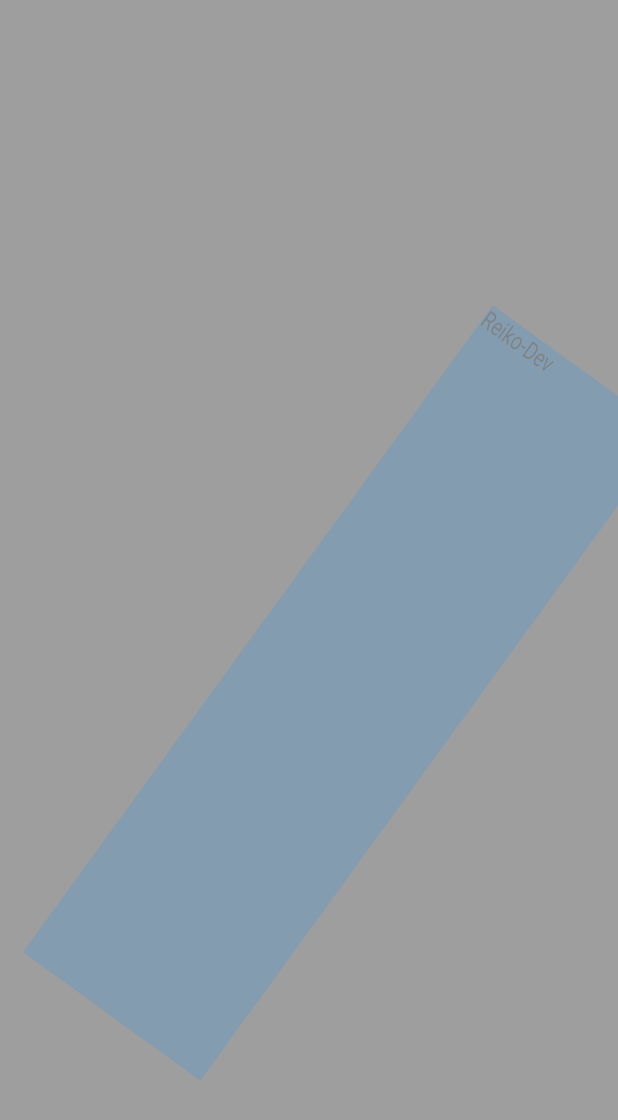
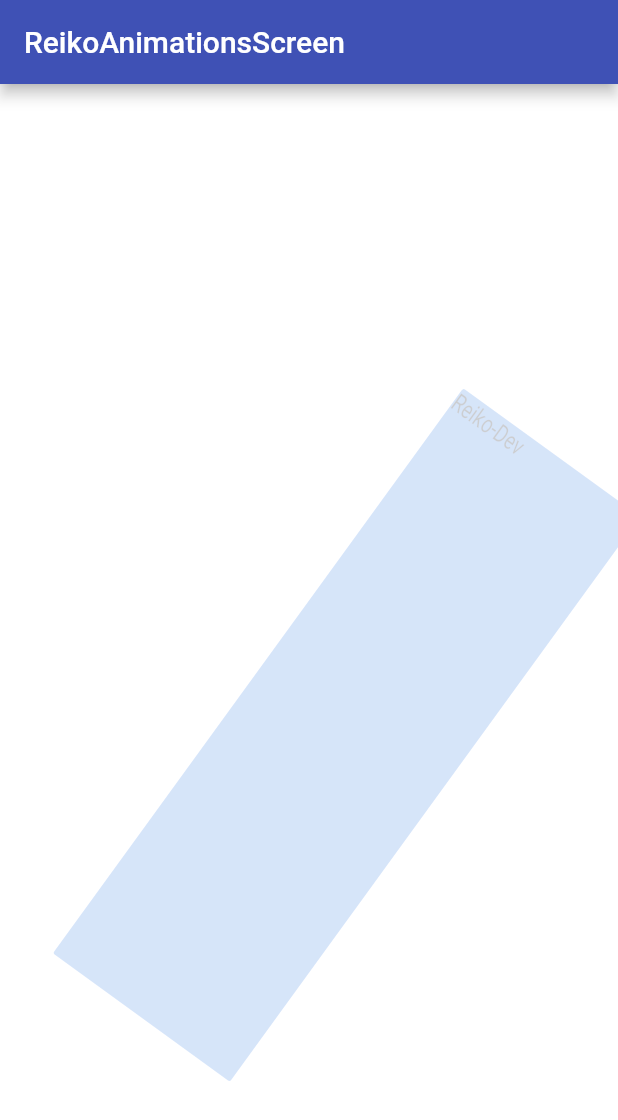
Before and after one commit to Reiko-Developer/stackui, a Flutter app: the screen it shows after launch, on a phone screen of 412 x 824 dp. Shown: the top 1120 px of the screen. Run offline on Flutter 3.47's test engine with Material 2 defaults, Android fonts, the phone set to English and light mode, and no system bars.

Commit message:
Working good
Constructed 3D buttons switching their states.
When one of them is pressed the animation of the others is reversed.
Working good.
Refactoring now, to make a Memory game!

```diff
--- a/lib/screens/reiko_animations_screen.dart
+++ b/lib/screens/reiko_animations_screen.dart
@@ -12,11 +12,14 @@ class ReikoAnimationsScreen extends StatelessWidget {
   Widget build(BuildContext context) {
     print('ReikoAnimationsScreen');
     return Scaffold(
+      appBar: AppBar(
+        title: Text('ReikoAnimationsScreen'),
+      ),
       body: SafeArea(
         child: Stack(
           children: [
             const RContainer(
-              color: Colors.grey,
+              color: Colors.white,
               width: double.infinity,
               height: double.infinity,
             ),
@@ -121,7 +124,6 @@ class _MyWidget extends State<MyWidget> {
       child: GestureDetector(
         onTap: runAnimation,
         child: const RContainer(
-          color: Colors.blue,
           width: 50,
           height: 50,
           child: const Text('Reiko-Dev'),
```
